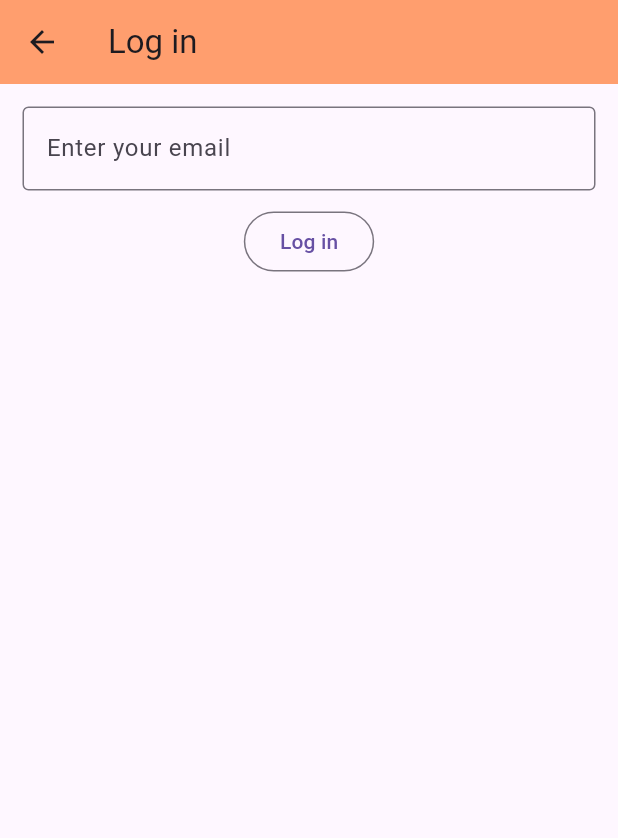
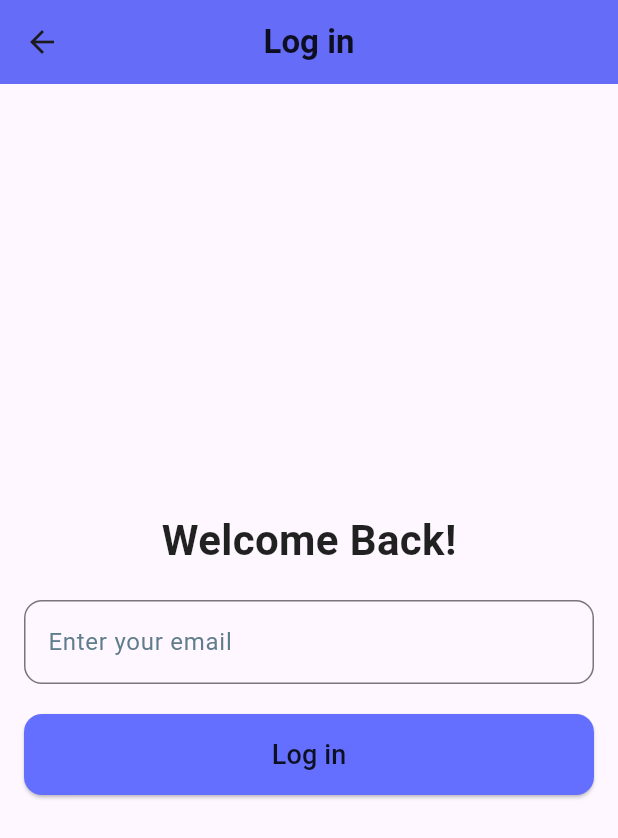
Before and after one commit to ar-kt02/fe-pathpal, a Flutter app: the MainScreen screen opened directly, item 3 of the bottom bar chosen, after a tap on "Log out", on a phone screen of 412 x 824 dp. Shown: the top 838 px of the screen. Run offline on Flutter 3.47's test engine with Material 3 defaults, Android fonts, the phone set to English and light mode, and no system bars; our stand-ins replace dio, pedometer, shared_preferences, syncfusion_flutter_gauges; missing offline and left inert: model_viewer_plus; accounts and stored records are empty; network calls fail.

Commit message:
general styling completed

```diff
--- a/lib/pages/home_page.dart
+++ b/lib/pages/home_page.dart
@@ -5,6 +5,7 @@ import '../utils/api_service.dart';
 
 class HomePage extends StatefulWidget {
   const HomePage({super.key});
+
   @override
   _HomePageState createState() => _HomePageState();
 }
@@ -17,7 +18,6 @@ class _HomePageState extends State<HomePage> {
 
   @override
   void initState() {
-    // TODO: implement initState
     super.initState();
     _fetchUserInfo();
   }
@@ -31,8 +31,8 @@ class _HomePageState extends State<HomePage> {
       if (userInfo != null) {
         setState(() {
           _name = userInfo['pet_details']['pet_name'] ?? "loading";
-          _level = userInfo['level'] ?? "loading";
-          _xp = userInfo['xp'] ?? "loading";
+          _level = userInfo['level'] ?? 0;
+          _xp = userInfo['xp'] ?? 0;
         });
       }
     }
@@ -42,41 +42,73 @@ class _HomePageState extends State<HomePage> {
   Widget build(BuildContext context) {
     return Scaffold(
       appBar: AppBar(
-          title: const Text('Home'), backgroundColor: const Color(0xFFFF9E6E)),
+        title: const Text(
+          'Home',
+          style: TextStyle(
+            fontSize: 22,
+            fontWeight: FontWeight.bold,
+            color: Colors.black87,
+          ),
+        ),
+        backgroundColor: const Color.fromARGB(255, 101, 111, 255),
+        centerTitle: true,
+        elevation: 4.0,
+      ),
       body: SingleChildScrollView(
+        child: Padding(
+          padding: const EdgeInsets.all(16.0),
           child: Column(
+            crossAxisAlignment: CrossAxisAlignment.start,
             children: <Widget>[
               SizedBox(
                 height: 60,
                 child: Center(
                   child: Text(
                     'Name: $_name | Level: $_level | XP: $_xp',
-                  style: TextStyle(fontSize: 18),
+                    style: TextStyle(
+                      fontSize: 18,
+                      fontWeight: FontWeight.bold,
+                      color: Colors.black87,
                     ),
                   ),
                 ),
+              ),
+              const SizedBox(height: 20),
               Card(
+                shape: RoundedRectangleBorder(
+                  borderRadius: BorderRadius.circular(16.0),
+                ),
                 child: SizedBox(
                   height: 420,
+                  child: ClipRRect(
+                    borderRadius: BorderRadius.circular(16.0),
                     child: ModelViewer(
                       src: 'assets/shiba.glb',
                       alt: 'Shiba Inu model',
                       ar: true,
                       arModes: ['scene-viewer', 'webxr', 'quick-look'],
-                  // autoRotate: true,
                       disableZoom: true,
-                  // cameraControls: true,
                       iosSrc: 'assets/shiba.usdz',
                     ),
                   ),
                 ),
+              ),
+              const SizedBox(height: 20),
               Card(
+                elevation: 8.0,
+                shape: RoundedRectangleBorder(
+                  borderRadius: BorderRadius.circular(16.0),
+                ),
                 child: SizedBox(
                   height: 110,
                   child: Center(
                     child: Text(
                       "Accessories",
-                    style: TextStyle(fontSize: 20),
+                      style: TextStyle(
+                        fontSize: 20,
+                        fontWeight: FontWeight.w600,
+                        color: Colors.blueGrey,
+                      ),
                     ),
                   ),
                 ),
@@ -84,6 +116,7 @@ class _HomePageState extends State<HomePage> {
             ],
           ),
         ),
+      ),
     );
   }
 }
--- a/lib/pages/login_page.dart
+++ b/lib/pages/login_page.dart
@@ -56,25 +56,67 @@ class _LoginPageState extends State<LoginPage> {
   Widget build(BuildContext context) {
     return Scaffold(
       appBar: AppBar(
-          title: const Text('Log in'),
-          backgroundColor: const Color(0xFFFF9E6E)),
-      body: Container(
-        padding: const EdgeInsets.all(15.0),
+        title: const Text('Log in',
+            style: TextStyle(
+              fontSize: 22,
+              fontWeight: FontWeight.bold,
+              color: Colors.black87,
+            )),
+        backgroundColor: const Color.fromARGB(255, 101, 111, 255),
+        centerTitle: true,
+        elevation: 4.0,
+      ),
+      body: Padding(
+        padding: const EdgeInsets.all(16.0),
         child: Column(
-          mainAxisAlignment: MainAxisAlignment.start,
+          mainAxisAlignment: MainAxisAlignment.center,
           children: [
+            Text(
+              'Welcome Back!',
+              style: TextStyle(
+                fontSize: 28,
+                fontWeight: FontWeight.bold,
+                color: Colors.black87,
+              ),
+            ),
+            const SizedBox(height: 20),
             TextField(
               controller: _emailController,
-              decoration: const InputDecoration(
-                  labelText: 'Enter your email', border: OutlineInputBorder()),
+              decoration: InputDecoration(
+                labelText: 'Enter your email',
+                labelStyle: TextStyle(color: Colors.blueGrey),
+                border: OutlineInputBorder(
+                  borderRadius: BorderRadius.circular(12.0),
+                ),
+                focusedBorder: OutlineInputBorder(
+                  borderSide: BorderSide(color: Colors.blueAccent),
+                  borderRadius: BorderRadius.circular(12.0),
+                ),
+              ),
+              keyboardType: TextInputType.emailAddress,
             ),
-            Padding(
-              padding: const EdgeInsets.only(top: 10),
-              child: OutlinedButton(
+            const SizedBox(height: 20),
+            SizedBox(
+              width: double.infinity,
+              child: ElevatedButton(
                 onPressed: _loginUser,
-                child: const Text('Log in'),
+                style: ElevatedButton.styleFrom(
+                  padding: const EdgeInsets.symmetric(vertical: 14.0),
+                  backgroundColor: const Color.fromARGB(255, 101, 111, 255),
+                  shape: RoundedRectangleBorder(
+                    borderRadius: BorderRadius.circular(12.0),
+                  ),
+                ),
+                child: const Text(
+                  'Log in',
+                  style: TextStyle(
+                    fontSize: 18,
+                    color: Colors.black87,
+                  ),
+                ),
               ),
             ),
+            const SizedBox(height: 10),
           ],
         ),
       ),
--- a/lib/pages/main_screen.dart
+++ b/lib/pages/main_screen.dart
@@ -14,39 +14,63 @@ class _MainScreenState extends State<MainScreen> {
   int currentPage = 0;
 
   @override
-  Widget build(BuildContext build) {
+  Widget build(BuildContext context) {
     return Scaffold(
-      bottomNavigationBar: NavigationBar(
+
+      body: Container(
+        decoration: BoxDecoration(
+          gradient: LinearGradient(
+            colors: [Colors.blue.shade100, Colors.blue.shade300],
+            begin: Alignment.topLeft,
+            end: Alignment.bottomRight,
+          ),
+        ),
+        child: <Widget>[
+          const HomePage(),
+          const StatsPage(),
+          const SettingsPage(),
+        ][currentPage],
+      ),
+
+
+      bottomNavigationBar: NavigationBarTheme(
+        data: NavigationBarThemeData(
+          backgroundColor: Colors.blue.shade50,
+          indicatorColor: Colors.blue.shade200,
+          labelTextStyle: MaterialStateProperty.all(
+            TextStyle(
+              fontSize: 14,
+              fontWeight: FontWeight.w500,
+              color: Colors.blue.shade700,
+            ),
+          ),
+        ),
+        child: NavigationBar(
           onDestinationSelected: (int index) {
             setState(() {
               currentPage = index;
             });
           },
-        indicatorColor: Colors.blue.shade100,
           selectedIndex: currentPage,
-        destinations: const <Widget>[
+          destinations: const <NavigationDestination>[
             NavigationDestination(
-            selectedIcon: Icon(Icons.pets),
-            icon: Icon(Icons.pets_outlined),
+              selectedIcon: Icon(Icons.pets, color: Colors.blue),
+              icon: Icon(Icons.pets_outlined, color: Colors.black54),
               label: 'Home',
             ),
             NavigationDestination(
-            selectedIcon: Icon(Icons.query_stats),
-            icon: Icon(Icons.query_stats_outlined),
+              selectedIcon: Icon(Icons.query_stats, color: Colors.blue),
+              icon: Icon(Icons.query_stats_outlined, color: Colors.black54),
               label: 'Stats',
             ),
             NavigationDestination(
-            selectedIcon: Icon(Icons.manage_accounts),
-            icon: Icon(Icons.manage_accounts_outlined),
+              selectedIcon: Icon(Icons.manage_accounts, color: Colors.blue),
+              icon: Icon(Icons.manage_accounts_outlined, color: Colors.black54),
               label: 'Settings',
-          )
+            ),
           ],
         ),
-      body: <Widget>[
-        const HomePage(),
-        const StatsPage(),
-        const SettingsPage()
-      ][currentPage],
+      ),
     );
   }
 }
--- a/lib/pages/settings_page.dart
+++ b/lib/pages/settings_page.dart
@@ -20,12 +20,52 @@ class SettingsPage extends StatelessWidget {
   Widget build(BuildContext context) {
     return Scaffold(
       appBar: AppBar(
-          title: const Text('Settings'),
-          backgroundColor: const Color(0xFFFF9E6E)),
-      body: Center(
-        child: OutlinedButton(
-          onPressed: () => _logoutUser(context),
-          child: const Text('Log out'),
+        title: const Text('Settings',
+            style: TextStyle(
+              fontSize: 22,
+              fontWeight: FontWeight.bold,
+              color: Colors.black87,
+            )),
+        backgroundColor: const Color.fromARGB(255, 101, 111, 255),
+        centerTitle: true,
+        elevation: 4.0,
+      ),
+      body: Padding(
+        padding: const EdgeInsets.all(16.0),
+        child: Column(
+          mainAxisAlignment: MainAxisAlignment.center,
+          children: [
+            Text(
+              'Settings',
+              style: TextStyle(
+                fontSize: 24,
+                fontWeight: FontWeight.bold,
+                color: Colors.black87,
+              ),
+            ),
+            const SizedBox(height: 20),
+            SizedBox(
+              width: double.infinity,
+              child: ElevatedButton(
+                onPressed: () => _logoutUser(context),
+                style: ElevatedButton.styleFrom(
+                  padding: const EdgeInsets.symmetric(vertical: 14.0),
+                  backgroundColor: Colors.redAccent,
+                  shape: RoundedRectangleBorder(
+                    borderRadius: BorderRadius.circular(12.0),
+                  ),
+                ),
+                child: const Text(
+                  'Log out',
+                  style: TextStyle(
+                    fontSize: 18,
+                    fontWeight: FontWeight.bold,
+                    color: Colors.black87,
+                  ),
+                ),
+              ),
+            ),
+          ],
         ),
       ),
     );
--- a/lib/pages/stats_page.dart
+++ b/lib/pages/stats_page.dart
@@ -43,23 +43,46 @@ class StatsPageState extends State<StatsPage> {
   Widget build(BuildContext context) {
     return Scaffold(
       appBar: AppBar(
-        title: const Text("Stats"),
-        backgroundColor: const Color(0xFFFF9E6E),
+        title: const Text("Stats",
+            style: TextStyle(
+              fontSize: 22,
+              fontWeight: FontWeight.bold,
+              color: Colors.black87,
+            )),
+        backgroundColor: const Color.fromARGB(255, 101, 111, 255),
+        centerTitle: true,
+        elevation: 4.0,
       ),
-      body: Center(
+      body: Padding(
+        padding: const EdgeInsets.all(16.0),
+        child: Center(
           child: _isLoading
               ? const CircularProgressIndicator()
               : Column(
                   mainAxisAlignment: MainAxisAlignment.center,
                   children: [
                     Text(
-                    'Total Steps:\n $_totalSteps',
+                      'Total Steps:',
+                      style: TextStyle(
+                        fontSize: 28,
+                        fontWeight: FontWeight.bold,
+                        color: Colors.black87,
+                      ),
+                    ),
+                    const SizedBox(height: 10),
+                    Text(
+                      '$_totalSteps',
                       textAlign: TextAlign.center,
-                    style: const TextStyle(fontSize: 25),
+                      style: TextStyle(
+                        fontSize: 36,
+                        fontWeight: FontWeight.bold,
+                        color: Colors.blueGrey,
                       ),
-                  const SizedBox(height: 20),
+                    ),
+                    const SizedBox(height: 30),
                     GaugeTracker(todaySteps: _todaySteps),
                   ],
+                ),
         ),
       ),
     );
```
Lines whose indentation alone changed are shown as unchanged.
